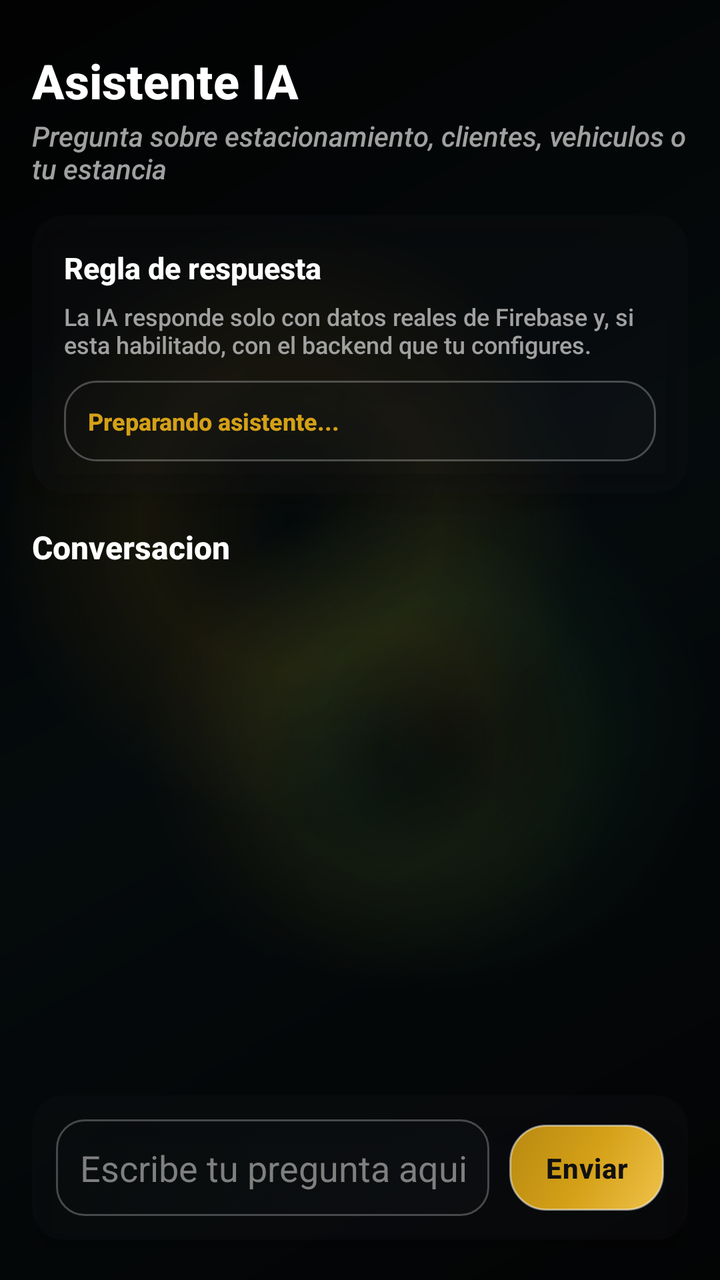
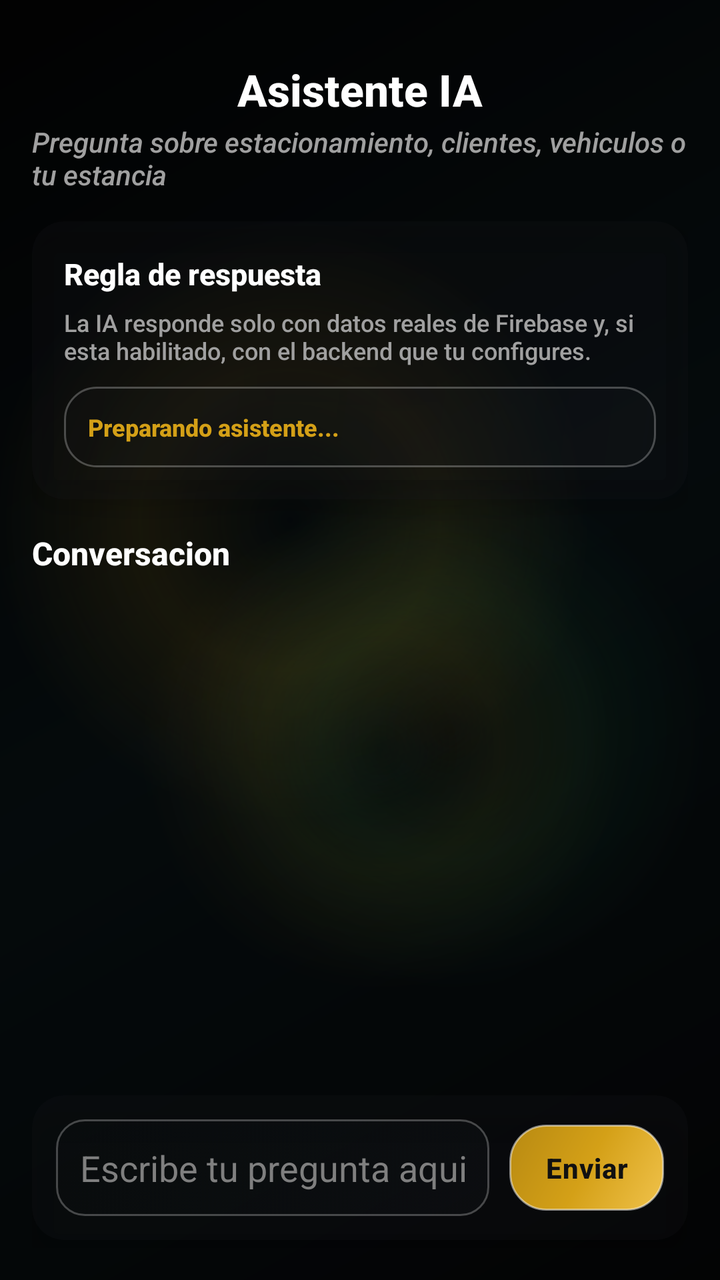

Compare the two renders of this Android layout. The source of the first and the diff that turns it into the second are given below.
<!-- AndroidManifest.xml: application theme Theme.AppKaaxPark -->
<!-- res/layout/activity_cliente_asistente_ia.xml -->
<?xml version="1.0" encoding="utf-8"?>
<LinearLayout xmlns:android="http://schemas.android.com/apk/res/android"
    xmlns:app="http://schemas.android.com/apk/res-auto"
    xmlns:tools="http://schemas.android.com/tools"
    android:layout_width="match_parent"
    android:layout_height="match_parent"
    android:orientation="vertical"
    android:padding="16dp"
    android:background="@drawable/bg_screen_glass"
    tools:context=".Admin.AsistenteIA">

    <TextView
        android:layout_width="wrap_content"
        android:layout_height="wrap_content"
        android:layout_marginTop="8dp"
        android:text="@string/ai_screen_title"
        android:textColor="#FFFFFF"
        android:textSize="24sp"
        android:textStyle="bold" />

    <TextView
        android:layout_width="wrap_content"
        android:layout_height="wrap_content"
        android:layout_marginTop="2dp"
        android:layout_marginBottom="14dp"
        android:text="@string/ai_screen_subtitle"
        android:textColor="#A0A0A0"
        android:textSize="14sp"
        android:textStyle="italic" />

    <androidx.cardview.widget.CardView
        android:layout_width="match_parent"
        android:layout_height="wrap_content"
        app:cardBackgroundColor="@color/glass_surface"
        app:cardCornerRadius="16dp"
        app:cardElevation="8dp">

        <LinearLayout
            android:layout_width="match_parent"
            android:layout_height="wrap_content"
            android:orientation="vertical"
            android:padding="16dp">

            <TextView
                android:layout_width="wrap_content"
                android:layout_height="wrap_content"
                android:text="Regla de respuesta"
                android:textColor="#FFFFFF"
                android:textSize="15sp"
                android:textStyle="bold" />

            <TextView
                android:layout_width="match_parent"
                android:layout_height="wrap_content"
                android:layout_marginTop="6dp"
                android:text="La IA responde solo con datos reales de Firebase y, si esta habilitado, con el backend que tu configures."
                android:textColor="#A0A0A0"
                android:textSize="12sp" />

            <TextView
                android:id="@+id/txtEstadoAI"
                android:layout_width="match_parent"
                android:layout_height="wrap_content"
                android:layout_marginTop="10dp"
                android:background="@drawable/bg_recuadro_sutil"
                android:padding="12dp"
                android:text="Preparando asistente..."
                android:textColor="#D4A017"
                android:textSize="12sp"
                android:textStyle="bold" />
        </LinearLayout>
    </androidx.cardview.widget.CardView>

    <TextView
        android:layout_width="wrap_content"
        android:layout_height="wrap_content"
        android:layout_marginTop="16dp"
        android:layout_marginBottom="10dp"
        android:text="Conversacion"
        android:textColor="#FFFFFF"
        android:textSize="16sp"
        android:textStyle="bold" />

    <ScrollView
        android:id="@+id/scrollMensajesAI"
        android:layout_width="match_parent"
        android:layout_height="0dp"
        android:layout_weight="1"
        android:fillViewport="true"
        android:scrollbars="none">

        <LinearLayout
            android:id="@+id/contenedorMensajesAI"
            android:layout_width="match_parent"
            android:layout_height="wrap_content"
            android:orientation="vertical" />
    </ScrollView>

    <androidx.cardview.widget.CardView
        android:layout_width="match_parent"
        android:layout_height="wrap_content"
        android:layout_marginTop="12dp"
        android:layout_marginBottom="4dp"
        app:cardBackgroundColor="@color/glass_surface"
        app:cardCornerRadius="16dp"
        app:cardElevation="8dp">

        <LinearLayout
            android:layout_width="match_parent"
            android:layout_height="wrap_content"
            android:gravity="center_vertical"
            android:orientation="horizontal"
            android:padding="12dp">

            <EditText
                android:id="@+id/txtPreguntaAI"
                android:layout_width="0dp"
                android:layout_height="wrap_content"
                android:layout_weight="1"
                android:background="@drawable/bg_input_field"
                android:hint="@string/ai_input_hint"
                android:imeOptions="actionSend"
                android:inputType="textCapSentences"
                android:maxLines="3"
                android:padding="12dp"
                android:textColor="#FFFFFF"
                android:textColorHint="#7F7F7F" />

            <Button
                android:id="@+id/btnEnviarAI"
                android:layout_width="wrap_content"
                android:layout_height="wrap_content"
                android:layout_marginStart="10dp"
                android:background="@drawable/bg_boton_dorado_solido"
                android:paddingHorizontal="18dp"
                android:paddingVertical="12dp"
                android:text="@string/ai_send"
                android:textColor="#111111"
                android:textStyle="bold" />
        </LinearLayout>
    </androidx.cardview.widget.CardView>

</LinearLayout>
<!-- resources referenced by this layout -->
<resources>
  <color name="glass_surface">#33191D21</color>
  <!-- drawable bg_boton_dorado_solido (drawable) -->
  <?xml version="1.0" encoding="utf-8"?>
  <shape xmlns:android="http://schemas.android.com/apk/res/android"
      android:shape="rectangle">
      <gradient
          android:angle="135"
          android:startColor="@color/gold_light"
          android:centerColor="@color/gold_primary"
          android:endColor="#B88A12" />
      <stroke
          android:width="1dp"
          android:color="#80FFFFFF" />
      <corners android:radius="18dp" />
  </shape>
  <!-- drawable bg_input_field (drawable) -->
  <?xml version="1.0" encoding="utf-8"?>
  <selector xmlns:android="http://schemas.android.com/apk/res/android">
      <item android:state_focused="true">
          <shape android:shape="rectangle">
              <gradient
                  android:angle="135"
                  android:startColor="#3A1A1E22"
                  android:centerColor="#2E171B1F"
                  android:endColor="#22101214" />
              <stroke
                  android:width="1.5dp"
                  android:color="@color/gold_primary" />
              <corners android:radius="14dp" />
          </shape>
      </item>
      <item>
          <shape android:shape="rectangle">
              <gradient
                  android:angle="135"
                  android:startColor="#331A1E22"
                  android:centerColor="#26171B1F"
                  android:endColor="#1F101214" />
              <stroke
                  android:width="1dp"
                  android:color="@color/glass_border" />
              <corners android:radius="14dp" />
          </shape>
      </item>
  </selector>
  <!-- drawable bg_recuadro_sutil (drawable) -->
  <?xml version="1.0" encoding="utf-8"?>
  <shape xmlns:android="http://schemas.android.com/apk/res/android"
      android:shape="rectangle">
      <gradient
          android:angle="135"
          android:startColor="#33191D21"
          android:centerColor="#26171B1F"
          android:endColor="#20101214" />
      <stroke
          android:width="1dp"
          android:color="@color/glass_border" />
      <corners android:radius="16dp" />
  </shape>
  <string name="ai_input_hint">Escribe tu pregunta aqui...</string>
  <string name="ai_screen_subtitle">Pregunta sobre estacionamiento, clientes, vehiculos o tu estancia</string>
  <string name="ai_screen_title">Asistente IA</string>
  <string name="ai_send">Enviar</string>
  <style name="Theme.AppKaaxPark" parent="Base.Theme.AppKaaxPark" />
  <color name="gold_light">#F0C24B</color>
  <color name="gold_primary">#D4A017</color>
  <color name="glass_border">#40FFFFFF</color>
  <color name="glass_scrim">#66000000</color>
  <color name="black">#FF000000</color>
  <color name="gold_secondary">#E5A93C</color>
  <color name="white">#FFFFFFFF</color>
  <color name="glass_surface_soft">#22191D21</color>
  <style name="Widget.AppKaaxPark.TextView" parent="@android:style/Widget.TextView">
          <item name="android:fontFamily">sans-serif-medium</item>
      </style>
  <style name="Widget.AppKaaxPark.EditText" parent="@android:style/Widget.EditText">
          <item name="android:fontFamily">sans-serif-medium</item>
      </style>
  <style name="Widget.AppKaaxPark.Button" parent="@android:style/Widget.Button">
          <item name="android:fontFamily">sans-serif-medium</item>
          <item name="android:letterSpacing">0.02</item>
      </style>
  <!-- unchanged entries left out for length: 2 -->
</resources>

<!-- the commit's change to res/layout/activity_cliente_asistente_ia.xml (unified diff, before → after) -->
@@ -12,15 +12,17 @@
     <TextView
         android:layout_width="wrap_content"
         android:layout_height="wrap_content"
-        android:layout_marginTop="8dp"
+        android:layout_gravity="center_horizontal"
+        android:layout_marginTop="14dp"
         android:text="@string/ai_screen_title"
         android:textColor="#FFFFFF"
-        android:textSize="24sp"
+        android:textSize="22sp"
         android:textStyle="bold" />
 
     <TextView
         android:layout_width="wrap_content"
         android:layout_height="wrap_content"
+        android:layout_gravity="center_horizontal"
         android:layout_marginTop="2dp"
         android:layout_marginBottom="14dp"
         android:text="@string/ai_screen_subtitle"
